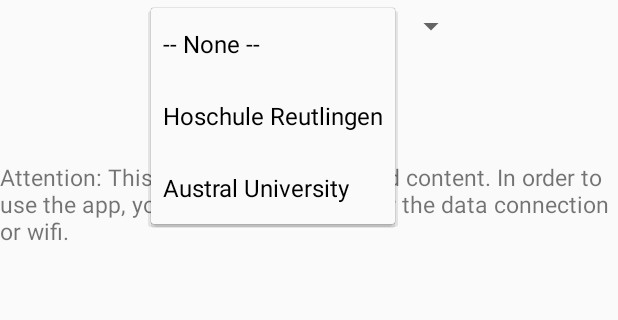
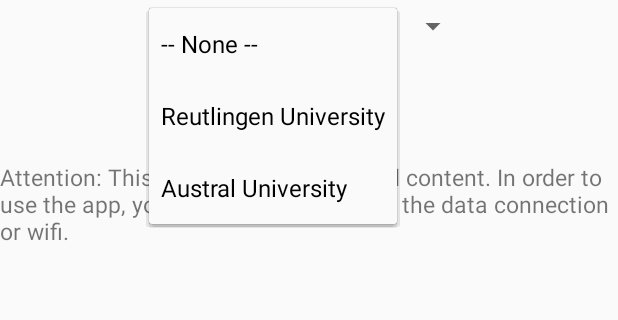
Before and after one commit to lramosoromi/WheelchairMap, an Android app: the screen it shows after launch (MainActivity), after a tap on "-- None --", on a phone screen of 412 x 824 dp, the part 369-689 px from its top. Run offline under Robolectric (Android 15) with nearby library versions, the phone set to English and light mode, and no system bars.

Commit message:
Ya esta el cambio de idioma

```diff
--- a/wheelchairMap/src/main/java/com/rolithunderbird/wheelchairmap/activities/MainActivity.java
+++ b/wheelchairMap/src/main/java/com/rolithunderbird/wheelchairmap/activities/MainActivity.java
@@ -5,6 +5,8 @@
 import android.content.DialogInterface;
 import android.content.Intent;
 import android.content.IntentFilter;
+import android.graphics.Color;
+import android.graphics.drawable.ColorDrawable;
 import android.net.ConnectivityManager;
 import android.net.NetworkInfo;
 import android.provider.Settings;
@@ -21,6 +23,7 @@
 import com.rolithunderbird.wheelchairmap.R;
 import com.rolithunderbird.wheelchairmap.broadcastReceiver.MyResponseReceiver;
 import com.rolithunderbird.wheelchairmap.database.StorageTask;
+import com.rolithunderbird.wheelchairmap.javaClasses.CustomDialog;
 import com.rolithunderbird.wheelchairmap.utils.Constants;
 
 /**
@@ -98,9 +101,9 @@
         String selected = parent.getItemAtPosition(pos).toString();
 
         // Compare both strings
-        if (selected.equals(reutlingenLocation)) {
+        if (selected.contains(reutlingenLocation)) {
             location = reutlingenLocation;
-        }else if(selected.equals(australLocation)){
+        }else if(selected.contains(australLocation)){
             location = australLocation;
         }else {
             location = null;
--- a/wheelchairMap/src/main/java/com/rolithunderbird/wheelchairmap/database/StorageTask.java
+++ b/wheelchairMap/src/main/java/com/rolithunderbird/wheelchairmap/database/StorageTask.java
@@ -17,6 +17,7 @@
 import com.google.firebase.storage.FileDownloadTask;
 import com.google.firebase.storage.FirebaseStorage;
 import com.google.firebase.storage.StorageReference;
+import com.rolithunderbird.wheelchairmap.R;
 import com.rolithunderbird.wheelchairmap.utils.Constants;
 import java.io.File;
 import java.io.IOException;
@@ -67,7 +68,7 @@
         super.onPreExecute();
         //Show the process dialog of downloading context
         progressDialog = new ProgressDialog(context);
-        progressDialog.setMessage("Downloading content");
+        progressDialog.setMessage(context.getResources().getString(R.string.download_task_message));
         progressDialog.setCancelable(false);
         progressDialog.show();
 
--- a/wheelchairMap/src/main/java/com/rolithunderbird/wheelchairmap/utils/Constants.java
+++ b/wheelchairMap/src/main/java/com/rolithunderbird/wheelchairmap/utils/Constants.java
@@ -231,8 +231,8 @@
             BUILDING_B_MAIN_FLOOR_BLUEPRINT, BUILDING_B_FIRST_FLOOR_BLUEPRINT};
 
     //Maps loaded in the storage for use
-    private static final String HOSCHULE_REUTLINGEN = "Hoschule Reutlingen";
-    private static final String UNIVERSIDAD_AUSTRAL = "Austral University";
+    private static final String HOSCHULE_REUTLINGEN = "Reutlingen";
+    private static final String UNIVERSIDAD_AUSTRAL = "Austral";
 
     //Array of the available maps in the storage to use the app
     public static String[] AVAILABLE_LOCATIONS = { HOSCHULE_REUTLINGEN, UNIVERSIDAD_AUSTRAL };
--- a/wheelchairMap/src/main/res/layout/activity_main.xml
+++ b/wheelchairMap/src/main/res/layout/activity_main.xml
@@ -34,7 +34,7 @@
         android:layout_height="wrap_content"
         android:layout_marginTop="10dp"
         android:layout_gravity="center_horizontal"
-        android:text="@string/activity_main_selection_button"
+        android:text="@string/activity_main_location_selection_button"
         android:onClick="btnSelectMap"/>
 
     <TextView
--- a/wheelchairMap/src/main/res/values/ids.xml
+++ b/wheelchairMap/src/main/res/values/ids.xml
@@ -5,6 +5,7 @@
     <item name="activity_main_spinner_maps" type="id"/>
     <item name="activity_main_btn_select_map" type="id"/>
     <item name="activity_main_text" type="id"/>
+    <item name="activity_main_btn_change_lang" type="id"/>
 
     <!--    Map Activity    -->
     <item name="activity_map_linear_layout" type="id"/>
--- a/wheelchairMap/src/main/res/values/strings.xml
+++ b/wheelchairMap/src/main/res/values/strings.xml
@@ -5,11 +5,12 @@
     <string name="activity_main_title">Welcome to WheelchairMap app</string>
     <string-array name="activity_main_location_array">
         <item>-- None --</item>
-        <item>Hoschule Reutlingen</item>
+        <item>Reutlingen University</item>
         <item>Austral University</item>
     </string-array>
     <string name="activity_main_selection_error">Please select a location</string>
-    <string name="activity_main_selection_button">Select</string>
+    <string name="activity_main_location_selection_button">Select</string>
+    <string name="activity_main_language_selection_button">Change Language</string>
     <string name="activity_main_text">
         Attention: This app needs to download content. In order to use the app, you will need to
         set either the data connection or wifi.
@@ -67,6 +68,8 @@
         <item>Building B</item>
     </string-array>
     <string name="dialog_building_selection_button">Select</string>
+    <string name="dialog_building_selection_error_message">Please select a building</string>
+    <string name="dialog_building_selection_not_available_message">This building blueprint is currently not available</string>
 
     <!--    Dialog Building Info   -->
     <string name="dialog_building_info_title">Building</string>
@@ -198,6 +201,9 @@
         on GPS mode in location settings.
     </string>
 
+    <!--    Download Task   -->
+    <string name="download_task_message">Downloading content</string>
+
     <!--    Permissions    -->
     <string name="permission_rationale_location">Access to the location service is required to demonstrate the \'my location\' feature, which shows your current location on the map.</string>
     <string name="location_permission_denied">This sample requires location permission to enable the \'my location\' layer. Please try again and grant access to use the location.\nIf the permission has been permanently denied, it can be enabled from the System Settings &gt; Apps &gt; \'Google Maps API Demos\'.</string>
```
Also changed, not shown: wheelchairMap/src/main/java/com/rolithunderbird/wheelchairmap/javaClasses/CustomDialog.java (+11 -9 lines), wheelchairMap/src/main/res/layout/dialog_map_building_selection_layout.xml (renamed from wheelchairMap/src/main/res/layout/dialog_map_buildin_selection_layout.xml), 1 other file.
